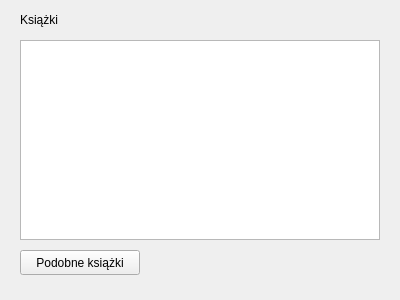
This is Views/listBookUi.ui in Aniket1900/BookDatabase as Qt 5 draws it before an edit. The edited form follows.
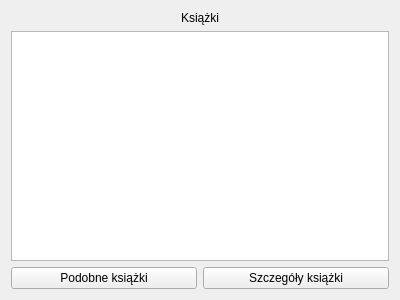
This is the edited form.

Patch:
```diff
--- a/Views/listBookUi.ui
+++ b/Views/listBookUi.ui
@@ -13,42 +13,39 @@
   <property name="windowTitle">
    <string>Lista autorów</string>
   </property>
+  <layout class="QVBoxLayout" name="verticalLayout">
+   <item>
   <widget class="QLabel" name="label">
-   <property name="geometry">
-    <rect>
-     <x>20</x>
-     <y>10</y>
-     <width>90</width>
-     <height>20</height>
-    </rect>
-   </property>
    <property name="text">
     <string>Książki</string>
    </property>
-  </widget>
+     <property name="alignment">
+      <set>Qt::AlignCenter</set>
+     </property>
+    </widget>
+   </item>
+   <item>
+    <widget class="QListView" name="bookListView"/>
+   </item>
+   <item>
+    <layout class="QHBoxLayout" name="horizontalLayout">
+     <item>
   <widget class="QPushButton" name="pushButton">
-   <property name="geometry">
-    <rect>
-     <x>20</x>
-     <y>250</y>
-     <width>120</width>
-     <height>25</height>
-    </rect>
-   </property>
    <property name="text">
     <string>Podobne książki</string>
    </property>
   </widget>
-  <widget class="QListView" name="bookListView">
-   <property name="geometry">
-    <rect>
-     <x>20</x>
-     <y>40</y>
-     <width>360</width>
-     <height>200</height>
-    </rect>
-   </property>
-  </widget>
+     </item>
+     <item>
+      <widget class="QPushButton" name="pushButton_2">
+       <property name="text">
+        <string>Szczegóły książki</string>
+       </property>
+      </widget>
+     </item>
+    </layout>
+   </item>
+  </layout>
  </widget>
  <resources/>
  <connections/>
```
Left out of the diff: 2 changed lines with no effect on the pictures. Lines whose indentation alone changed are shown as unchanged.
